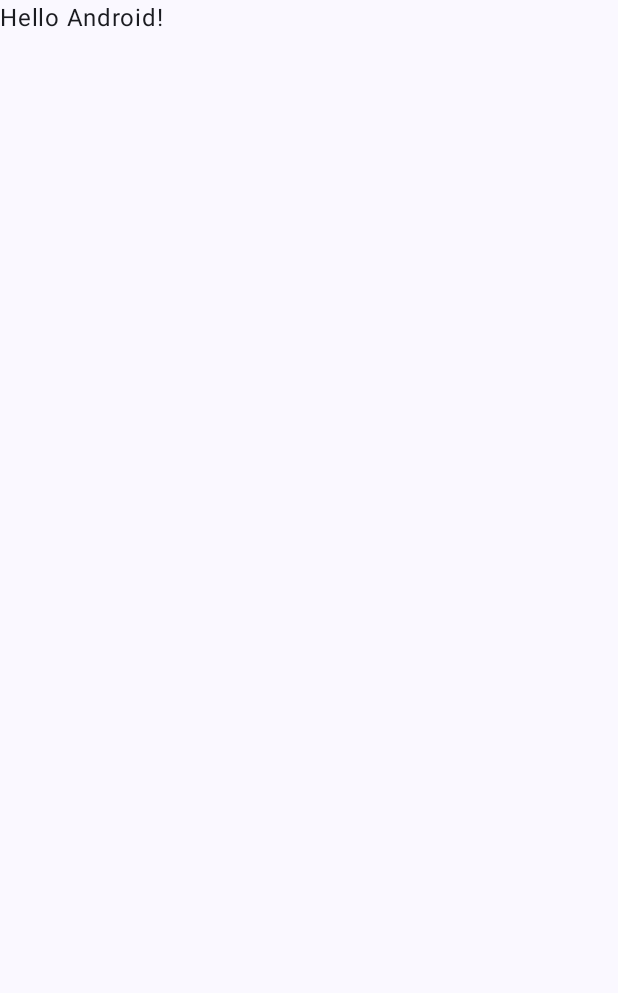
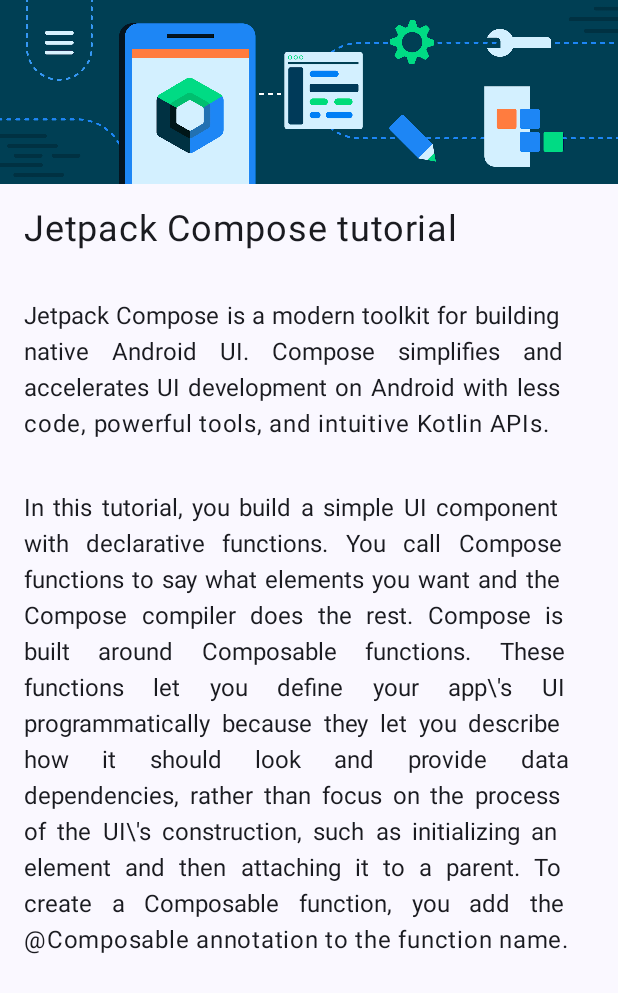
Before and after one commit to ehandresen/android-composeArticle, an Android app built with Jetpack Compose: the screen it shows after launch (MainActivity), on a phone screen of 412 x 824 dp. Before the commit the part shown is almost empty. Shown: the top 993 px of the screen. Run offline under Robolectric (Android 15) with nearby library versions, the phone set to English and light mode, and no system bars.

Commit message:
finish compose article

```diff
--- a/app/src/main/java/com/example/composearticle/MainActivity.kt
+++ b/app/src/main/java/com/example/composearticle/MainActivity.kt
@@ -4,26 +4,43 @@ import android.os.Bundle
 import androidx.activity.ComponentActivity
 import androidx.activity.compose.setContent
 import androidx.activity.enableEdgeToEdge
+import androidx.compose.foundation.Image
+import androidx.compose.foundation.layout.Arrangement
+import androidx.compose.foundation.layout.Column
+import androidx.compose.foundation.layout.Row
 import androidx.compose.foundation.layout.fillMaxSize
 import androidx.compose.foundation.layout.padding
 import androidx.compose.material3.Scaffold
 import androidx.compose.material3.Text
 import androidx.compose.runtime.Composable
 import androidx.compose.ui.Modifier
+import androidx.compose.ui.layout.ContentScale
+import androidx.compose.ui.res.painterResource
+import androidx.compose.ui.res.stringResource
+import androidx.compose.ui.text.style.TextAlign
 import androidx.compose.ui.tooling.preview.Preview
 import com.example.composearticle.ui.theme.ComposeArticleTheme
+import androidx.compose.ui.unit.sp
+import androidx.compose.ui.unit.dp
+
+
 
 class MainActivity : ComponentActivity() {
+
     override fun onCreate(savedInstanceState: Bundle?) {
         super.onCreate(savedInstanceState)
         enableEdgeToEdge()
         setContent {
             ComposeArticleTheme {
                 Scaffold(modifier = Modifier.fillMaxSize()) { innerPadding ->
-                    Greeting(
-                        name = "Android",
-                        modifier = Modifier.padding(innerPadding)
-                    )
+                    Column {
+                        BannerImage()
+                        ArticleText(
+                            stringResource(R.string.title),
+                            stringResource(R.string.section1),
+                            stringResource(R.string.section2)
+                        )
+                    }
                 }
             }
         }
@@ -31,17 +48,55 @@ class MainActivity : ComponentActivity() {
 }
 
 @Composable
-fun Greeting(name: String, modifier: Modifier = Modifier) {
+fun BannerImage(modifier: Modifier = Modifier) {
+    val image = painterResource(R.drawable.bg_compose_background)
+
+    Image(
+        painter = image,
+        contentDescription = null,
+        //contentScale = ContentScale.Crop,
+        //alpha = 0.6F
+    )
+}
+
+@Composable
+fun ArticleText(
+    title: String,
+    section1: String,
+    section2: String,
+    modifier: Modifier = Modifier
+) {
     Text(
-        text = "Hello $name!",
-        modifier = modifier
+        text = title,
+        fontSize = 24.sp,
+        modifier = Modifier
+            .padding(16.dp)
+    )
+    Text(
+        text = section1,
+        textAlign = TextAlign.Justify,
+        modifier = Modifier
+            .padding(16.dp)
+    )
+    Text(
+        text = section2,
+        textAlign = TextAlign.Justify,
+        modifier = Modifier
+            .padding(16.dp)
     )
 }
 
 @Preview(showBackground = true)
 @Composable
-fun GreetingPreview() {
+fun ArticlePreview() {
     ComposeArticleTheme {
-        Greeting("Android")
+        Column {
+            BannerImage()
+            ArticleText(
+                stringResource(R.string.title),
+                stringResource(R.string.section1),
+                stringResource(R.string.section2)
+            )
+        }
     }
 }
--- a/app/src/main/res/values/strings.xml
+++ b/app/src/main/res/values/strings.xml
@@ -1,3 +1,6 @@
 <resources>
     <string name="app_name">Compose Article</string>
+    <string name="title">Jetpack Compose tutorial</string>
+    <string name="section1">Jetpack Compose is a modern toolkit for building native Android UI. Compose simplifies and accelerates UI development on Android with less code, powerful tools, and intuitive Kotlin APIs.</string>
+    <string name="section2">In this tutorial, you build a simple UI component with declarative functions. You call Compose functions to say what elements you want and the Compose compiler does the rest. Compose is built around Composable functions. These functions let you define your app\\\'s UI programmatically because they let you describe how it should look and provide data dependencies, rather than focus on the process of the UI\\\'s construction, such as initializing an element and then attaching it to a parent. To create a Composable function, you add the @Composable annotation to the function name.</string>
 </resources>
```
